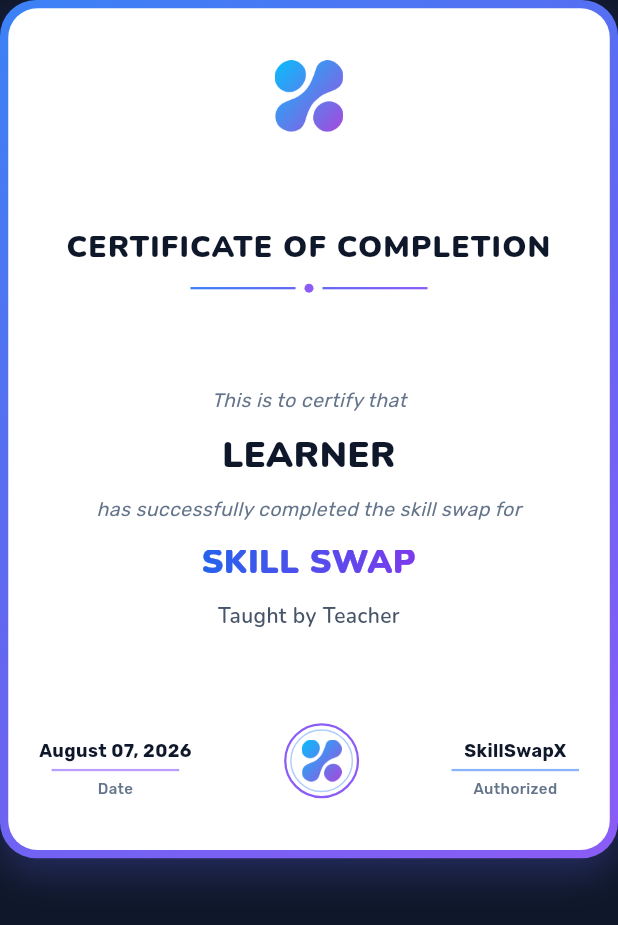
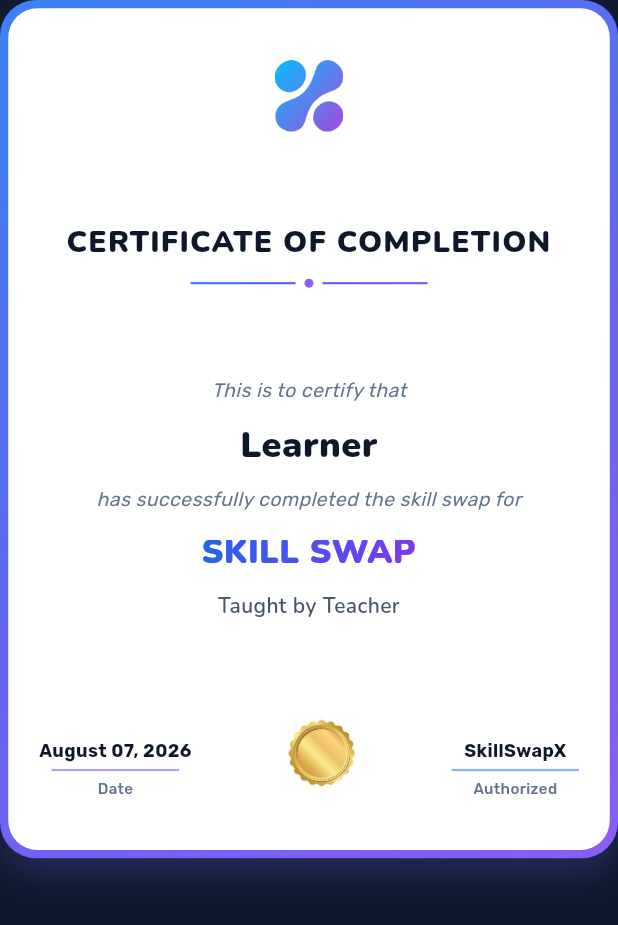
Before and after one commit to Eman1229/skill-swap, a Flutter app: the CertificateCardWidget widget shown alone on an empty page, opened directly with empty values, on a phone screen of 412 x 824 dp. Shown: the top 925 px of the screen. Run offline on Flutter 3.47's test engine with Material 3 defaults, Android fonts, the phone set to English and light mode, and no system bars; our stand-ins replace cloud_firestore, cloud_functions, connectivity_plus, file_picker, firebase_auth, firebase_core and 13 more; accounts and stored records are empty; network calls fail.

Commit message:
certificate changes

```diff
--- a/lib/screens/Swap/certificate_screen.dart
+++ b/lib/screens/Swap/certificate_screen.dart
@@ -1,6 +1,7 @@
 import 'dart:io';
 import 'dart:typed_data';
 import 'package:cloud_firestore/cloud_firestore.dart';
+import 'package:firebase_auth/firebase_auth.dart';
 import 'package:flutter/material.dart';
 import 'package:intl/intl.dart';
 import 'package:path_provider/path_provider.dart';
@@ -227,7 +228,6 @@ class CertificateCardWidget extends StatelessWidget {
         }
       } catch (_) {}
     }
-
     if (invalidNames.contains(mentor.toLowerCase()) && swap.mentorId.isNotEmpty) {
       try {
         final doc = await db.collection('users').doc(swap.mentorId).get();
@@ -239,9 +239,26 @@ class CertificateCardWidget extends StatelessWidget {
       } catch (_) {}
     }
 
+    // Attempt to fallback to FirebaseAuth current user if names are still invalid
+    try {
+      final currentUser = FirebaseAuth.instance.currentUser;
+      if (currentUser != null) {
+        if (invalidNames.contains(learner.toLowerCase()) && swap.learnerId == currentUser.uid) {
+          if (currentUser.displayName != null && currentUser.displayName!.isNotEmpty) {
+            learner = currentUser.displayName!;
+          }
+        }
+        if (invalidNames.contains(mentor.toLowerCase()) && swap.mentorId == currentUser.uid) {
+          if (currentUser.displayName != null && currentUser.displayName!.isNotEmpty) {
+            mentor = currentUser.displayName!;
+          }
+        }
+      }
+    } catch (_) {}
+
     return {
-      'learner': learner.isEmpty ? 'LEARNER' : learner.toUpperCase(),
-      'mentor': mentor.isEmpty ? 'Teacher' : mentor,
+      'learner': invalidNames.contains(learner.toLowerCase()) ? 'Learner' : learner.toUpperCase(),
+      'mentor': invalidNames.contains(mentor.toLowerCase()) ? 'Teacher' : mentor,
     };
   }
 
@@ -472,29 +489,11 @@ class CertificateCardWidget extends StatelessWidget {
 
                             // Center Seal Badge
                             Container(
-                              width: isCompact ? 38 : 50,
-                              height: isCompact ? 38 : 50,
-                              padding: const EdgeInsets.all(2.5),
-                              decoration: BoxDecoration(
-                                shape: BoxShape.circle,
-                                border: Border.all(
-                                  color: const Color(0xFF8B5CF6),
-                                  width: 1.5,
-                                ),
-                              ),
-                              child: Container(
-                                padding: const EdgeInsets.all(6),
-                                decoration: BoxDecoration(
-                                  shape: BoxShape.circle,
-                                  border: Border.all(
-                                    color: const Color(0xFF3B82F6).withValues(alpha: 0.4),
-                                    width: 1,
-                                  ),
-                                ),
-                                child: Image.asset(
-                                  'assets/Images/logo.png',
-                                  fit: BoxFit.contain,
-                                ),
+                              width: isCompact ? 50 : 60,
+                              height: isCompact ? 50 : 60,
+                              child: Image.asset(
+                                'assets/Images/badge.png',
+                                fit: BoxFit.contain,
                               ),
                             ),
 
```
Also changed, not shown: assets/Images/badge.png (added), assets/Images/gold_badge.png (added).
